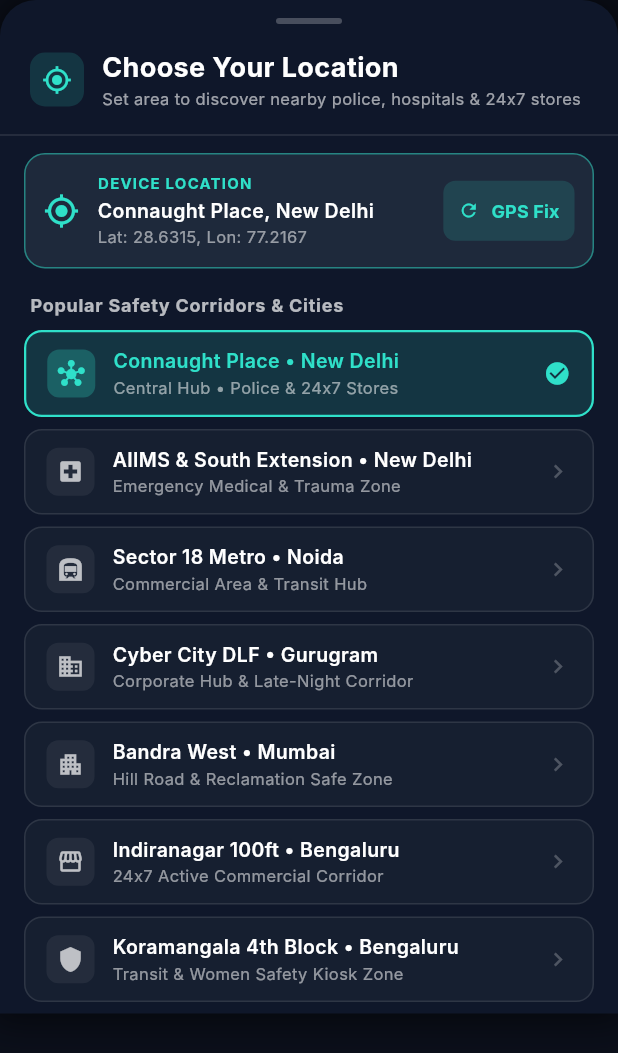
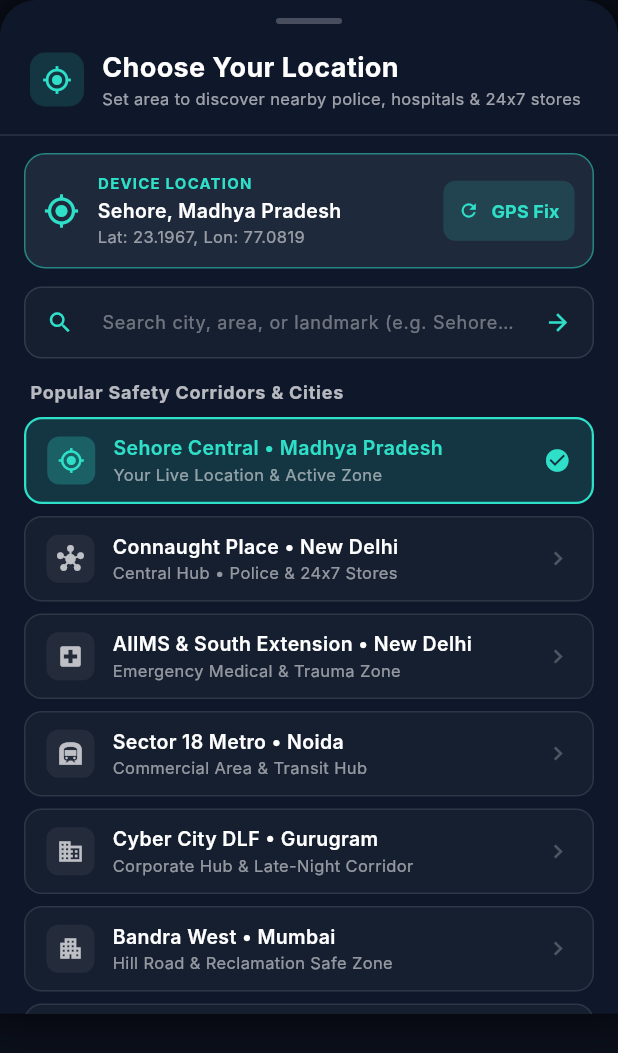
Before and after one commit to tigerkun/app.hackathon, a Flutter app: the _LocationPickerSheet widget shown alone on an empty page, opened directly, after a tap on "GPS Fix", on a phone screen of 412 x 824 dp. Shown: the top 1053 px of the screen. Run offline on Flutter 3.47's test engine with Material 3 defaults, Android fonts, the phone set to English and light mode, and no system bars; our stand-ins replace connectivity_plus, flutter_map, flutter_secure_storage, geolocator, latlong2, local_auth and 3 more; missing offline and left inert: volume_controller; accounts and stored records are empty; network calls fail; Roboto replaces fonts that are missing (Inter).

Commit message:
fix(ux): sync LocationService across Report & Alerts, add place search, and sharpen map pin labels

```diff
--- a/frontend/lib/pages/emergency_page.dart
+++ b/frontend/lib/pages/emergency_page.dart
@@ -571,7 +571,7 @@ class _EmergencyPageState extends State<EmergencyPage> {
 
               // 🟠 INFORM CONTACTS
               _actionCard(
-                color: AuthState().isDiscreetMode ? const Color(0xFF334155) : const Color(0xFFF9A825),
+                color: AuthState().isDiscreetMode ? const Color(0xFF334155) : const Color(0xFFB45309),
                 icon: Icons.group,
                 title: "Inform Trusted Contacts",
                 subtitle:
--- a/frontend/lib/services/map_config.dart
+++ b/frontend/lib/services/map_config.dart
@@ -1,3 +1,5 @@
+import 'dart:convert';
+import 'dart:io';
 import 'package:flutter/material.dart';
 import 'package:geolocator/geolocator.dart';
 import '../theme/app_colors.dart';
@@ -71,10 +73,10 @@ class LocationService extends ChangeNotifier {
 
   LocationService._internal();
 
-  // Default initial location: Connaught Place, New Delhi
-  double _currentLat = 28.6315;
-  double _currentLng = 77.2167;
-  String _locationLabel = "Connaught Place, New Delhi";
+  // Default initial location: Sehore, Madhya Pradesh
+  double _currentLat = 23.1967;
+  double _currentLng = 77.0819;
+  String _locationLabel = "Sehore, Madhya Pradesh";
   bool _hasLiveGps = false;
   bool _isManualOverride = false;
   bool _isDetecting = false;
@@ -87,6 +89,14 @@ class LocationService extends ChangeNotifier {
   bool get isDetecting => _isDetecting;
 
   static const List<LocationPreset> presets = [
+    LocationPreset(
+      name: "Sehore Central",
+      city: "Madhya Pradesh",
+      latitude: 23.1967,
+      longitude: 77.0819,
+      description: "Your Live Location & Active Zone",
+      icon: Icons.my_location,
+    ),
     LocationPreset(
       name: "Connaught Place",
       city: "New Delhi",
@@ -173,18 +183,26 @@ class LocationService extends ChangeNotifier {
       }
 
       if (permission == LocationPermission.always || permission == LocationPermission.whileInUse) {
-        final pos = await Geolocator.getCurrentPosition(
+        Position? pos = await Geolocator.getLastKnownPosition();
+        pos ??= await Geolocator.getCurrentPosition(
           locationSettings: const LocationSettings(
-            accuracy: LocationAccuracy.high,
-            timeLimit: Duration(seconds: 5),
+            accuracy: LocationAccuracy.medium,
+            timeLimit: Duration(seconds: 4),
           ),
-        ).timeout(const Duration(seconds: 5));
+        ).timeout(const Duration(seconds: 4));
 
         _currentLat = pos.latitude;
         _currentLng = pos.longitude;
         _hasLiveGps = true;
         _isManualOverride = false;
-        _locationLabel = "Live GPS: ${_currentLat.toStringAsFixed(2)}, ${_currentLng.toStringAsFixed(2)}";
+
+        // Format label with readable city or live coordinates
+        if ((_currentLat - 23.1967).abs() < 0.1 && (_currentLng - 77.0819).abs() < 0.1) {
+          _locationLabel = "Sehore, Madhya Pradesh";
+        } else {
+          _locationLabel = "Live GPS: ${_currentLat.toStringAsFixed(2)}, ${_currentLng.toStringAsFixed(2)}";
+        }
+
         _isDetecting = false;
         notifyListeners();
         return true;
@@ -238,6 +256,10 @@ class _LocationPickerSheet extends StatefulWidget {
 class _LocationPickerSheetState extends State<_LocationPickerSheet> {
   final _service = LocationService.instance;
   bool _isCustomExpanded = false;
+  bool _isSearching = false;
+  String? _searchError;
+  List<Map<String, dynamic>> _searchResults = [];
+  final _searchController = TextEditingController();
   final _latController = TextEditingController();
   final _lngController = TextEditingController();
   final _nameController = TextEditingController();
@@ -252,10 +274,58 @@ class _LocationPickerSheetState extends State<_LocationPickerSheet> {
 
   @override
   void dispose() {
+    _searchController.dispose();
     _latController.dispose();
     _lngController.dispose();
     _nameController.dispose();
     super.dispose();
+  }
+
+  Future<void> _searchPlace() async {
+    final query = _searchController.text.trim();
+    if (query.isEmpty) return;
+    setState(() {
+      _isSearching = true;
+      _searchError = null;
+    });
+    final client = HttpClient();
+    client.connectionTimeout = const Duration(seconds: 6);
+    try {
+      final uri = Uri.https('nominatim.openstreetmap.org', 'search', {
+        'q': query,
+        'format': 'json',
+        'limit': '5',
+      });
+      final req = await client.getUrl(uri);
+      req.headers.set(HttpHeaders.userAgentHeader, SafeSphereMapConfig.userAgentPackageName);
+      final res = await req.close().timeout(const Duration(seconds: 6));
+      final body = await utf8.decoder.bind(res).join();
+      if (!mounted) return;
+      if (res.statusCode == 200) {
+        final decoded = jsonDecode(body);
+        if (decoded is List) {
+          setState(() {
+            _searchResults = decoded.whereType<Map<String, dynamic>>().toList();
+            _searchError = _searchResults.isEmpty ? "No places found for '$query'" : null;
+            _isSearching = false;
+          });
+          return;
+        }
+      }
+      setState(() {
+        _searchError = "Search unavailable right now";
+        _isSearching = false;
+      });
+    } catch (_) {
+      if (mounted) {
+        setState(() {
+          _searchError = "Could not reach place search";
+          _isSearching = false;
+        });
+      }
+    } finally {
+      client.close(force: true);
+    }
   }
 
   void _applyAndClose(double lat, double lng, String label) {
@@ -440,11 +510,114 @@ class _LocationPickerSheetState extends State<_LocationPickerSheet> {
                   ),
                 ),
               ),
-              // Preset Locations List
+              // Search by City / Area + Preset Locations List
               Expanded(
                 child: ListView(
                   padding: const EdgeInsets.symmetric(horizontal: 16, vertical: 8),
                   children: [
+                    Padding(
+                      padding: const EdgeInsets.only(bottom: 10),
+                      child: TextField(
+                        controller: _searchController,
+                        textInputAction: TextInputAction.search,
+                        onSubmitted: (_) => _searchPlace(),
+                        style: const TextStyle(color: Colors.white, fontSize: 13),
+                        decoration: InputDecoration(
+                          hintText: "Search city, area, or landmark (e.g. Sehore, Bhopal)...",
+                          hintStyle: const TextStyle(color: Colors.white38, fontSize: 12),
+                          prefixIcon: const Icon(Icons.search, color: AppColors.teal, size: 18),
+                          suffixIcon: _isSearching
+                              ? const Padding(
+                                  padding: EdgeInsets.all(12),
+                                  child: SizedBox(
+                                    width: 16,
+                                    height: 16,
+                                    child: CircularProgressIndicator(strokeWidth: 2, color: AppColors.teal),
+                                  ),
+                                )
+                              : IconButton(
+                                  icon: const Icon(Icons.arrow_forward, color: AppColors.teal, size: 18),
+                                  tooltip: "Search",
+                                  onPressed: _searchPlace,
+                                ),
+                          filled: true,
+                          fillColor: const Color(0xFF161F30),
+                          border: OutlineInputBorder(
+                            borderRadius: BorderRadius.circular(12),
+                            borderSide: const BorderSide(color: Colors.white12),
+                          ),
+                          enabledBorder: OutlineInputBorder(
+                            borderRadius: BorderRadius.circular(12),
+                            borderSide: const BorderSide(color: Colors.white12),
+                          ),
+                          focusedBorder: OutlineInputBorder(
+                            borderRadius: BorderRadius.circular(12),
+                            borderSide: const BorderSide(color: AppColors.teal),
+                          ),
+                          contentPadding: const EdgeInsets.symmetric(horizontal: 12, vertical: 10),
+                        ),
+                      ),
+                    ),
+                    if (_searchError != null)
+                      Padding(
+                        padding: const EdgeInsets.only(bottom: 8, left: 4),
+                        child: Text(
+                          _searchError!,
+                          style: const TextStyle(color: AppColors.amber, fontSize: 12),
+                        ),
+                      ),
+                    if (_searchResults.isNotEmpty) ...[
+                      const Padding(
+                        padding: EdgeInsets.only(left: 4, bottom: 6),
+                        child: Text(
+                          "Search Results",
+                          style: TextStyle(
+                            fontSize: 12,
+                            fontWeight: FontWeight.bold,
+                            color: AppColors.teal,
+                            letterSpacing: 0.5,
+                          ),
+                        ),
+                      ),
+                      ..._searchResults.map((place) {
+                        final displayName = (place['display_name'] ?? 'Selected Location').toString();
+                        final shortLabel = displayName.split(',').take(2).map((s) => s.trim()).join(', ');
+                        final lat = double.tryParse((place['lat'] ?? '').toString());
+                        final lon = double.tryParse((place['lon'] ?? '').toString());
+                        if (lat == null || lon == null) return const SizedBox.shrink();
+                        return Padding(
+                          padding: const EdgeInsets.only(bottom: 8),
+                          child: InkWell(
+                            onTap: () => _applyAndClose(lat, lon, shortLabel.isNotEmpty ? shortLabel : displayName),
+                            borderRadius: BorderRadius.circular(12),
+                            child: Container(
+                              padding: const EdgeInsets.symmetric(horizontal: 14, vertical: 10),
+                              decoration: BoxDecoration(
+                                color: AppColors.teal.withValues(alpha: 0.1),
+                                borderRadius: BorderRadius.circular(12),
+                                border: Border.all(color: AppColors.teal.withValues(alpha: 0.35)),
+                              ),
+                              child: Row(
+                                children: [
+                                  const Icon(Icons.place, color: AppColors.teal, size: 18),
+                                  const SizedBox(width: 10),
+                                  Expanded(
+                                    child: Text(
+                                      displayName,
+                                      style: const TextStyle(color: Colors.white, fontSize: 12),
+                                      maxLines: 2,
+                                      overflow: TextOverflow.ellipsis,
+                                    ),
+                                  ),
+                                  const Icon(Icons.chevron_right, color: AppColors.teal, size: 18),
+                                ],
+                              ),
+                            ),
+                          ),
+                        );
+                      }),
+                      const SizedBox(height: 6),
+                    ],
                     const Padding(
                       padding: EdgeInsets.only(left: 4, bottom: 8, top: 4),
                       child: Text(
```
Also changed, not shown: frontend/lib/pages/community_alerts_page.dart (+72 -19 lines), frontend/lib/pages/report_page.dart (+62 -24 lines), frontend/lib/pages/safety_map_page.dart (+14 -3 lines).
